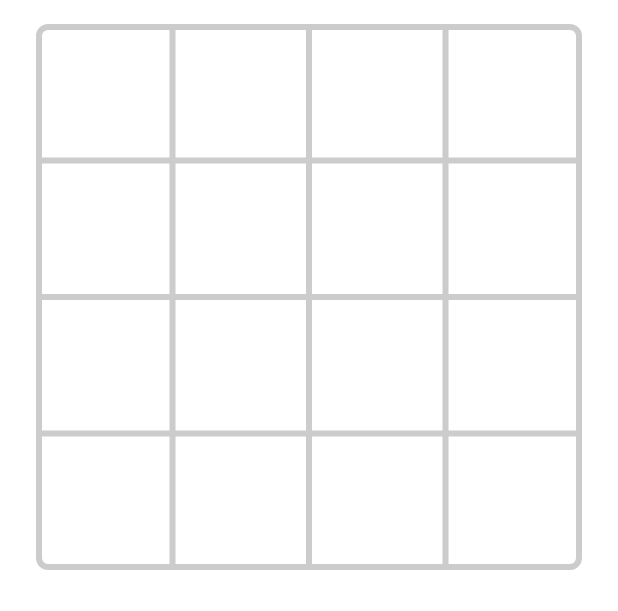
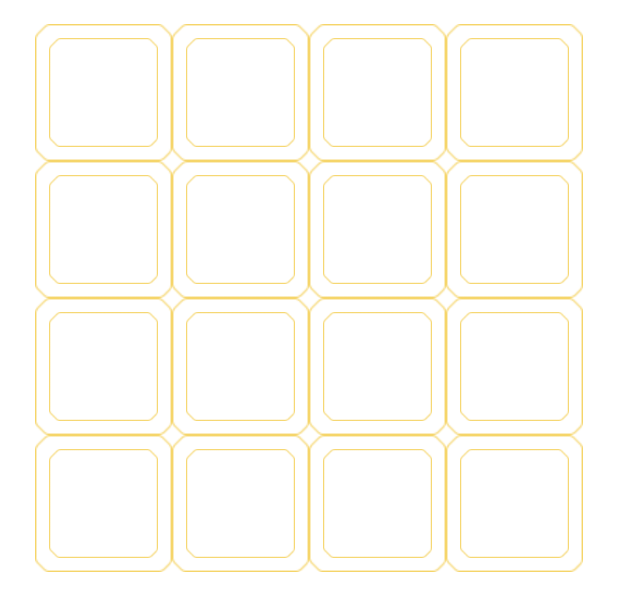
Before and after one commit to mistersomov/TicTacTrick, an Android app built with Jetpack Compose: the @Preview function BoardPreview, on a phone screen of 412 x 824 dp. Shown: the top 611 px of the screen. Run offline under Robolectric (Android 15) with nearby library versions, the phone set to English and light mode, and no system bars.

Commit message:
Redesigned cell images

```diff
--- a/presentation/src/main/kotlin/com/mistersomov/tictactrick/presentation/screen/match/MatchScreen.kt
+++ b/presentation/src/main/kotlin/com/mistersomov/tictactrick/presentation/screen/match/MatchScreen.kt
@@ -10,6 +10,8 @@ import androidx.compose.foundation.layout.fillMaxWidth
 import androidx.compose.foundation.layout.padding
 import androidx.compose.foundation.layout.size
 import androidx.compose.foundation.shape.RoundedCornerShape
+import androidx.compose.material.icons.Icons
+import androidx.compose.material.icons.filled.Refresh
 import androidx.compose.material3.Text
 import androidx.compose.runtime.Composable
 import androidx.compose.runtime.LaunchedEffect
@@ -116,7 +118,7 @@ fun MatchScreen(
                 Text(text = "Player 1")
             }
 
-            DialogButton(R.drawable.ic_baseline_refresh_24) { sendIntent(Restart) }
+                DialogButton(Icons.Default.Refresh) { sendIntent(Restart) }
 
             Column(
                 modifier = Modifier
--- a/presentation/src/main/kotlin/com/mistersomov/tictactrick/presentation/screen/match/view/board/Board.kt
+++ b/presentation/src/main/kotlin/com/mistersomov/tictactrick/presentation/screen/match/view/board/Board.kt
@@ -1,25 +1,19 @@
 package com.mistersomov.tictactrick.presentation.screen.match.view.board
 
-import androidx.compose.foundation.border
 import androidx.compose.foundation.layout.BoxWithConstraints
 import androidx.compose.foundation.layout.Column
 import androidx.compose.foundation.layout.Row
 import androidx.compose.foundation.layout.fillMaxWidth
 import androidx.compose.foundation.layout.height
 import androidx.compose.foundation.layout.padding
-import androidx.compose.foundation.layout.size
-import androidx.compose.foundation.shape.RoundedCornerShape
 import androidx.compose.runtime.Composable
 import androidx.compose.ui.Alignment
 import androidx.compose.ui.Modifier
-import androidx.compose.ui.draw.drawWithCache
-import androidx.compose.ui.geometry.Offset
-import androidx.compose.ui.graphics.Color
-import androidx.compose.ui.graphics.drawscope.DrawScope
 import androidx.compose.ui.unit.coerceAtMost
 import androidx.compose.ui.unit.dp
 import com.mistersomov.core.ui_kit.TicTacTrickTheme
 import com.mistersomov.tictactrick.domain.entity.MatchStatus.Victory
+import com.mistersomov.tictactrick.presentation.R
 import com.mistersomov.tictactrick.presentation.extension.MultiPreview
 import com.mistersomov.tictactrick.presentation.screen.match.MatchContract.Intent
 import com.mistersomov.tictactrick.presentation.screen.match.MatchContract.Intent.Move
@@ -42,14 +36,8 @@ internal fun Board(
         val cellSize = boardSize / gridSize
 
         Column(
-            modifier = Modifier
-                .size(boardSize)
-                .border(
-                    width = 4.dp,
-                    color = Color.LightGray,
-                    shape = RoundedCornerShape(8.dp),
-                )
-                .drawWithCache { onDrawBehind { drawBorders(gridSize, size.width) } },
+            modifier = Modifier.fillMaxWidth(),
+            horizontalAlignment = Alignment.CenterHorizontally,
         ) {
             for (i in viewState.cells.indices step gridSize) {
                 Row(modifier = Modifier.height(cellSize)) {
@@ -73,34 +61,19 @@ internal fun Board(
     }
 }
 
-private fun DrawScope.drawBorders(gridSize: Int, boardSize: Float) {
-    val lineSpacing = boardSize / gridSize
-
-    for (i in 1 until gridSize) {
-        val offset = lineSpacing * i
-
-        drawLine(
-            color = Color.LightGray,
-            start = Offset(offset, 0f),
-            end = Offset(offset, boardSize),
-            strokeWidth = 6f,
-        )
-        drawLine(
-            color = Color.LightGray,
-            start = Offset(0f, offset),
-            end = Offset(boardSize, offset),
-            strokeWidth = 6f,
-        )
-    }
-}
-
 @MultiPreview
 @Composable
 private fun BoardPreview() {
     val viewState = State(
         cells = buildList {
             repeat(16) {
-                add(CellUiEntity(0))
+                add(
+                    CellUiEntity(
+                        0,
+                        imageRes = R.drawable.cell,
+                        imageDescription = R.string.empty,
+                    )
+                )
             }
         }
     )
--- a/presentation/src/main/kotlin/com/mistersomov/tictactrick/presentation/screen/match/view/board/BoardCell.kt
+++ b/presentation/src/main/kotlin/com/mistersomov/tictactrick/presentation/screen/match/view/board/BoardCell.kt
@@ -47,7 +47,6 @@ fun BoardCell(
     val interactionSource = remember { MutableInteractionSource() }
 
     val scaleVal = remember { Animatable(1f) }
-
     val adjustedCellSize = cellSize.coerceAtLeast(24.dp)
     val imageSize = 0.8 * adjustedCellSize
 
@@ -69,7 +68,7 @@ fun BoardCell(
                 targetValue = 1f,
                 animationSpec = keyframes {
                     durationMillis = 100
-                    1.5f at 20 using LinearOutSlowInEasing
+                    1.5f at 70 using LinearOutSlowInEasing
                 }
             )
         } else {
@@ -80,7 +79,6 @@ fun BoardCell(
     Box(
         modifier = Modifier
             .size(adjustedCellSize)
-            .scale(scaleVal.value)
             .clickable(
                 interactionSource = interactionSource,
                 indication = null,
@@ -88,17 +86,16 @@ fun BoardCell(
             ),
         contentAlignment = Alignment.Center,
     ) {
-        entity.lockedRes?.let { image ->
+        when {
+            entity.lockedRes != null && entity.remainingMoves != null -> {
                 Image(
                     modifier = Modifier.size(adjustedCellSize),
-                painter = painterResource(image),
+                    painter = painterResource(entity.lockedRes),
                     contentDescription = entity.lockedDescription?.let { stringResource(it) },
                     contentScale = ContentScale.FillBounds
                 )
-        }
-        entity.remainingMoves?.let { moves ->
                 AnimatedContent(
-                targetState = moves,
+                    targetState = entity.remainingMoves,
                     transitionSpec = {
                         slideInVertically { height -> -height } + fadeIn() togetherWith
                                 slideOutVertically { height -> -height } + fadeOut()
@@ -112,13 +109,21 @@ fun BoardCell(
                     )
                 }
             }
-        entity.imageRes?.let { image ->
+            entity.imageRes != null && entity.imageDescription != null -> {
                 Image(
-                modifier = Modifier.size(imageSize),
-                painter = painterResource(image),
-                contentDescription = entity.imageDescription?.let { stringResource(it) },
+                    modifier = Modifier
+                        .size(imageSize)
+                        .scale(scaleVal.value),
+                    painter = painterResource(entity.imageRes),
+                    contentDescription = stringResource(entity.imageDescription),
                 )
             }
+        }
+        Image(
+            modifier = Modifier.size(adjustedCellSize),
+            painter = painterResource(R.drawable.cell),
+            contentDescription = stringResource(R.string.empty),
+        )
     }
 }
 
@@ -130,7 +135,8 @@ private fun MatchCellPreview() {
             BoardCell(
                 entity = CellUiEntity(
                     id = 0,
-                    imageRes = R.drawable.cross,
+                    imageRes = null,
+                    imageDescription = null,
                 ),
                 cellSize = 120.dp,
                 isWinningCell = true,
@@ -139,7 +145,31 @@ private fun MatchCellPreview() {
             BoardCell(
                 entity = CellUiEntity(
                     id = 1,
+                    imageRes = R.drawable.cross,
+                    imageDescription = R.string.cross,
+                ),
+                cellSize = 120.dp,
+                isWinningCell = true,
+                onClick = {},
+            )
+            BoardCell(
+                entity = CellUiEntity(
+                    id = 2,
                     imageRes = R.drawable.zero,
+                    imageDescription = R.string.zero,
+                ),
+                cellSize = 120.dp,
+                isWinningCell = false,
+                onClick = {},
+            )
+            BoardCell(
+                entity = CellUiEntity(
+                    id = 2,
+                    lockedRes = R.drawable.ice,
+                    lockedDescription = R.string.tricky_card_freezing,
+                    imageRes = null,
+                    imageDescription = null,
+                    remainingMoves = 3,
                 ),
                 cellSize = 120.dp,
                 isWinningCell = false,
--- a/presentation/src/main/res/drawable/ic_baseline_refresh_24.xml
+++ /dev/null
@@ -1,5 +0,0 @@
-<vector xmlns:android="http://schemas.android.com/apk/res/android" android:height="24dp" android:tint="#000000" android:viewportHeight="24" android:viewportWidth="24" android:width="24dp">
-
-    <path android:fillColor="@android:color/white" android:pathData="M17.65,6.35C16.2,4.9 14.21,4 12,4c-4.42,0 -7.99,3.58 -7.99,8s3.57,8 7.99,8c3.73,0 6.84,-2.55 7.73,-6h-2.08c-0.82,2.33 -3.04,4 -5.65,4 -3.31,0 -6,-2.69 -6,-6s2.69,-6 6,-6c1.66,0 3.14,0.69 4.22,1.78L13,11h7V4l-2.35,2.35z"/>
-
-</vector>
--- a/presentation/src/main/res/values/strings.xml
+++ b/presentation/src/main/res/values/strings.xml
@@ -10,6 +10,7 @@
     <string name="match_mode_4x4">4x4</string>
 
     <!-- Match -->
+    <string name="empty">Empty</string>
     <string name="cross">Cross</string>
     <string name="zero">Zero</string>
 
```
Also changed, not shown: presentation/src/main/kotlin/com/mistersomov/tictactrick/presentation/common/GameDialog.kt (+6 -5 lines), presentation/src/main/res/drawable/cell.png (added), presentation/src/main/res/drawable/cross.png, presentation/src/main/res/drawable/zero.png. Lines whose indentation alone changed are shown as unchanged.
